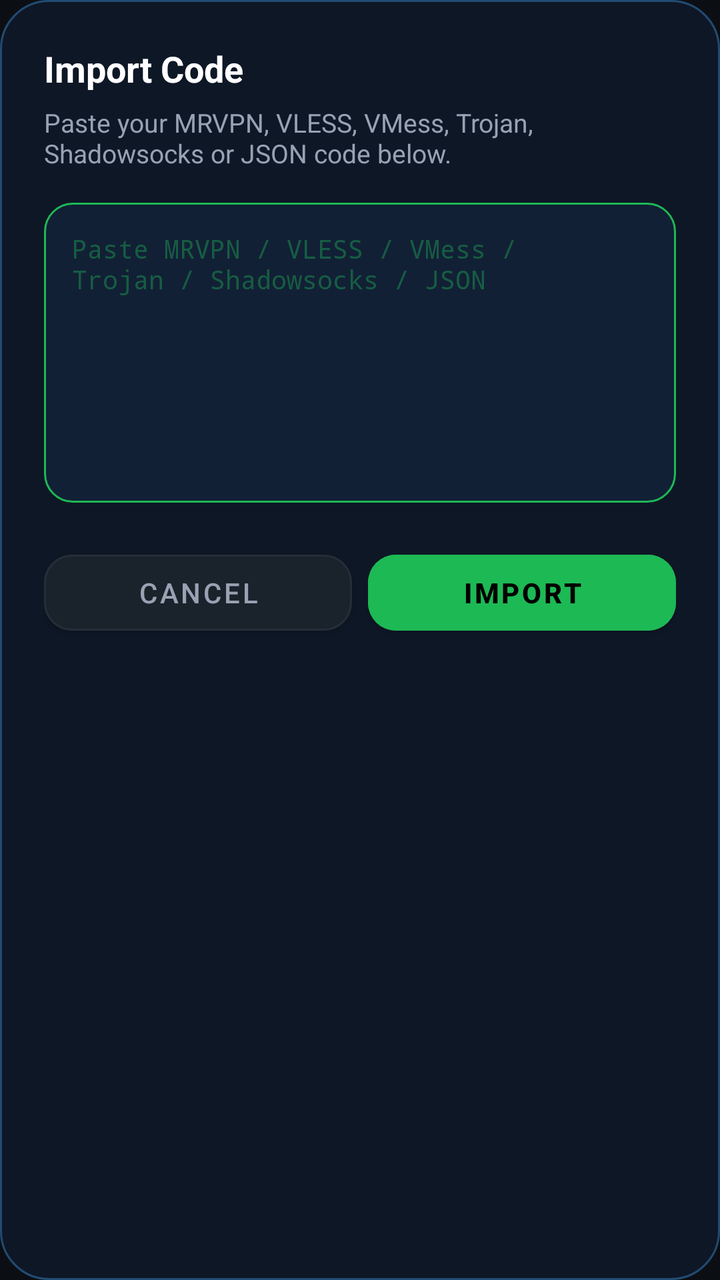
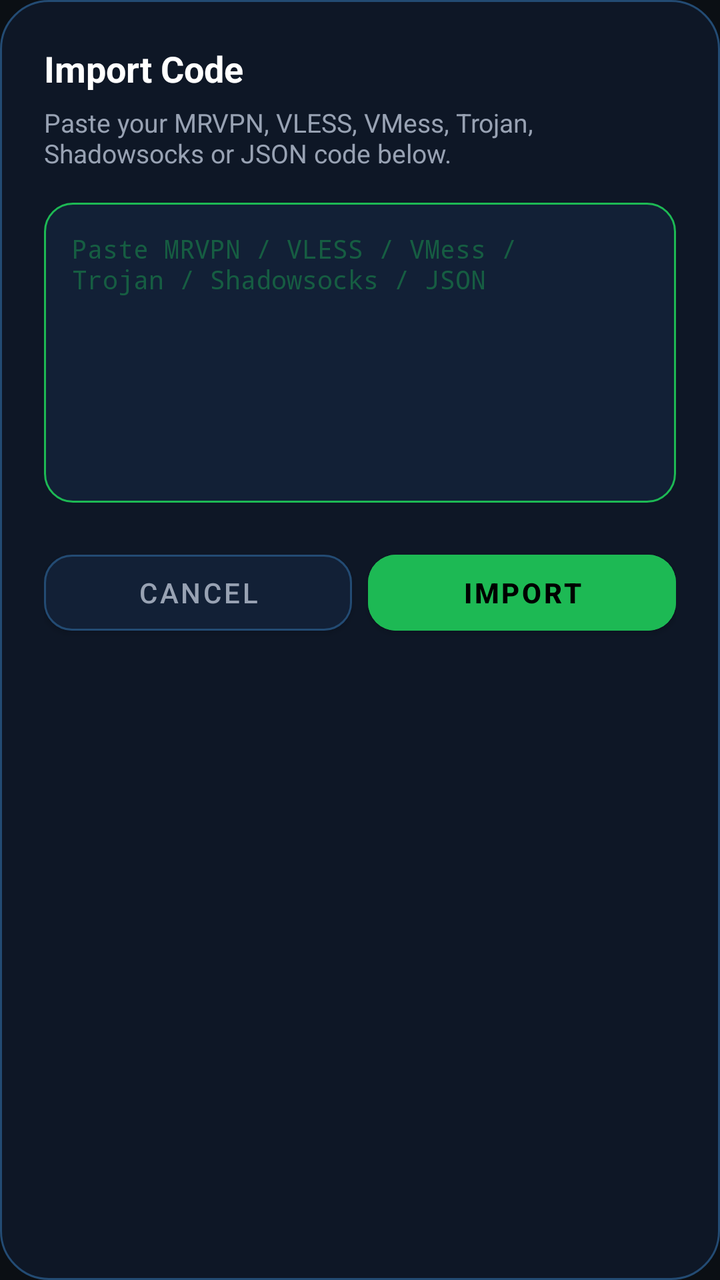

The first picture is an Android layout as it rendered before a commit; the second is the same layout after the commit. The layout source and the unified diff follow.
<!-- AndroidManifest.xml: application theme Theme.SshProxyPayload -->
<!-- res/layout/dialog_import.xml -->
<?xml version="1.0" encoding="utf-8"?>
<LinearLayout xmlns:android="http://schemas.android.com/apk/res/android"
    xmlns:app="http://schemas.android.com/apk/res-auto"
    android:layout_width="match_parent"
    android:layout_height="wrap_content"
    android:orientation="vertical"
    android:background="@drawable/shape_dialog_bg"
    android:padding="22dp">

    <TextView
        android:layout_width="match_parent"
        android:layout_height="wrap_content"
        android:text="Import Code"
        android:textColor="@color/text_primary"
        android:textSize="18sp"
        android:textStyle="bold" />

    <TextView
        android:layout_width="match_parent"
        android:layout_height="wrap_content"
        android:layout_marginTop="6dp"
        android:text="Paste your MRVPN, VLESS, VMess, Trojan, Shadowsocks or JSON code below."
        android:textColor="@color/text_secondary"
        android:textSize="13sp" />

    <EditText
        android:id="@+id/edtImportCode"
        android:layout_width="match_parent"
        android:layout_height="150dp"
        android:layout_marginTop="16dp"
        android:background="@drawable/shape_dialog_input"
        android:gravity="top|start"
        android:hint="Paste MRVPN / VLESS / VMess /\nTrojan / Shadowsocks / JSON"
        android:textColorHint="#661DB954"
        android:textColor="@color/accent_green"
        android:textColorHighlight="#331DB954"
        android:fontFamily="monospace"
        android:textSize="13sp"
        android:padding="14dp"
        android:inputType="textMultiLine|textNoSuggestions"
        android:scrollbars="vertical" />

    <LinearLayout
        android:layout_width="match_parent"
        android:layout_height="wrap_content"
        android:layout_marginTop="20dp"
        android:orientation="horizontal">

        <com.google.android.material.button.MaterialButton
            android:id="@+id/btnImportCancel"
            android:layout_width="0dp"
            android:layout_height="50dp"
            android:layout_weight="1"
            android:layout_marginEnd="8dp"
            android:backgroundTint="@color/surface_card_alt"
            android:text="CANCEL"
            android:textColor="@color/text_secondary"
            app:cornerRadius="14dp"
            app:strokeColor="@color/surface_stroke"
            app:strokeWidth="1dp" />

        <com.google.android.material.button.MaterialButton
            android:id="@+id/btnImportConfirm"
            android:layout_width="0dp"
            android:layout_height="50dp"
            android:layout_weight="1"
            android:backgroundTint="@color/accent_green"
            android:text="IMPORT"
            android:textColor="#000000"
            android:textStyle="bold"
            app:cornerRadius="14dp" />

    </LinearLayout>

</LinearLayout>
<!-- resources referenced by this layout -->
<resources>
  <color name="accent_green">#1DB954</color>
  <color name="surface_card_alt">#1A222B</color>
  <color name="surface_stroke">#242E38</color>
  <color name="text_primary">#FFFFFF</color>
  <color name="text_secondary">#98A2B3</color>
  <!-- drawable shape_dialog_bg (drawable) -->
  <?xml version="1.0" encoding="utf-8"?>
  <shape xmlns:android="http://schemas.android.com/apk/res/android">
      <solid android:color="@color/screen_surface" />
      <corners android:radius="24dp" />
      <stroke android:width="1dp" android:color="@color/screen_stroke" />
  </shape>
  <!-- drawable shape_dialog_input (drawable) -->
  <?xml version="1.0" encoding="utf-8"?>
  <shape xmlns:android="http://schemas.android.com/apk/res/android">
      <solid android:color="@color/screen_surface_alt" />
      <corners android:radius="14dp" />
      <stroke android:width="1dp" android:color="@color/accent_green" />
  </shape>
  <style name="Theme.SshProxyPayload" parent="Theme.MaterialComponents.DayNight.NoActionBar">
          <item name="colorPrimary">#1DB954</item>
          <item name="colorPrimaryDark">#0B0F14</item>
          <item name="colorAccent">#1DB954</item>
          <item name="colorSurface">#141B22</item>
          <item name="colorOnSurface">#FFFFFF</item>
          <item name="android:windowBackground">#0B0F14</item>
          <item name="android:statusBarColor">#0B0F14</item>
          <item name="android:navigationBarColor">#0B0F14</item>
          <item name="android:windowLightStatusBar" tools:targetApi="m">false</item>
      </style>
  <color name="screen_surface">#0E1726</color>
  <color name="screen_stroke">#234B73</color>
  <color name="screen_surface_alt">#122036</color>
</resources>

<!-- the commit's change to res/layout/dialog_import.xml (unified diff, before → after) -->
@@ -52,11 +52,11 @@
             android:layout_height="50dp"
             android:layout_weight="1"
             android:layout_marginEnd="8dp"
-            android:backgroundTint="@color/surface_card_alt"
+            android:backgroundTint="@color/screen_surface_alt"
             android:text="CANCEL"
             android:textColor="@color/text_secondary"
             app:cornerRadius="14dp"
-            app:strokeColor="@color/surface_stroke"
+            app:strokeColor="@color/screen_stroke"
             app:strokeWidth="1dp" />
 
         <com.google.android.material.button.MaterialButton
<!-- resource entries referenced after the edit -->
@@ -1,8 +1,6 @@
 <!-- resources referenced by this layout -->
 <resources>
   <color name="accent_green">#1DB954</color>
-  <color name="surface_card_alt">#1A222B</color>
-  <color name="surface_stroke">#242E38</color>
   <color name="text_primary">#FFFFFF</color>
   <color name="text_secondary">#98A2B3</color>
   <!-- drawable shape_dialog_bg (drawable) -->
